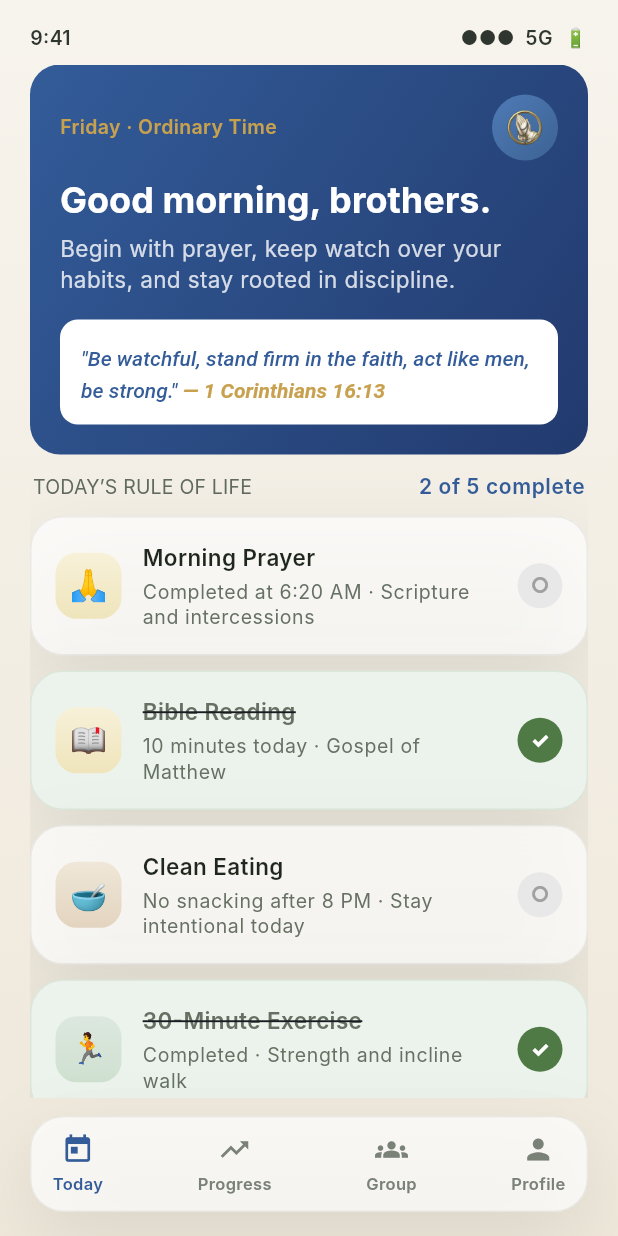
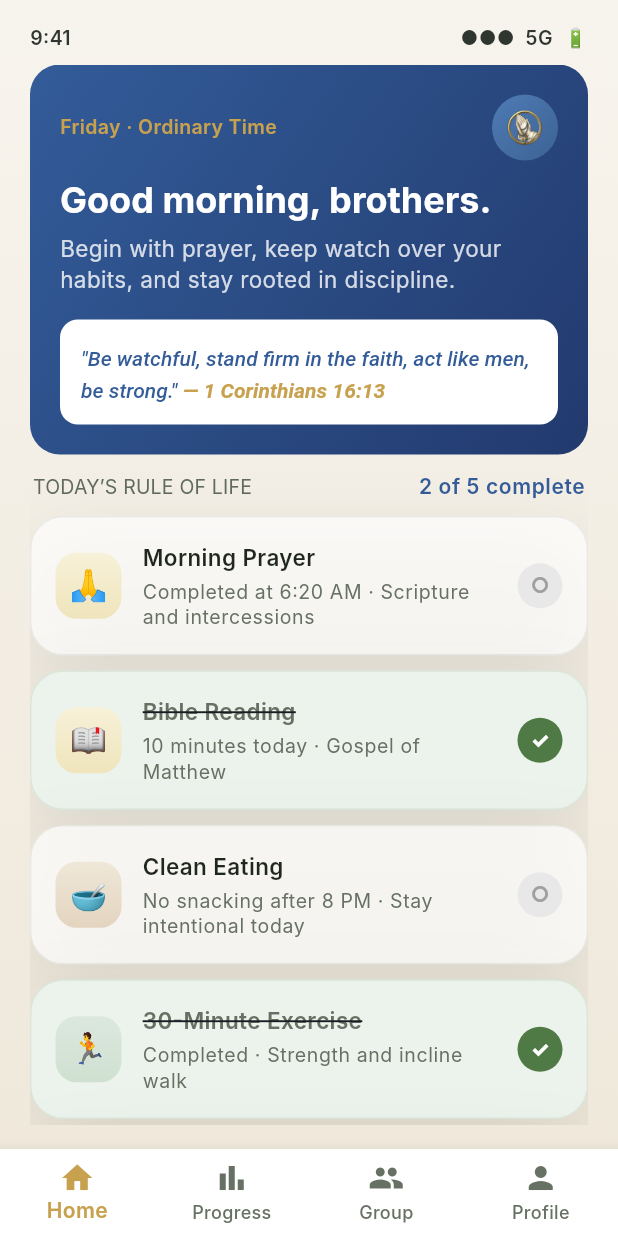
Before and after one commit to StevenKraft-Developer/ora-forma, a Flutter app: the screen it shows after launch, after a tap on "Morning Prayer", on a phone screen of 412 x 824 dp. Run offline on Flutter 3.47's test engine with Material 3 defaults, Android fonts, the phone set to English and light mode, and no system bars; Roboto replaces fonts that are missing (Inter).

Commit message:
Added main navigation and progress screen UI

```diff
--- a/lib/home_screen.dart
+++ b/lib/home_screen.dart
@@ -6,15 +6,10 @@ class HomeScreen extends StatelessWidget {
 
   @override
   Widget build(BuildContext context) {
-    return Scaffold(
-      backgroundColor: OraColors.background,
-      body: SafeArea(
-        child: Center(
-          child: ConstrainedBox(
-            constraints: const BoxConstraints(maxWidth: 480),
-            child: const _PhoneScreen(),
-          ),
-        ),
+    return Center(
+      child: ConstrainedBox(
+        constraints: const BoxConstraints(maxWidth: 480),
+        child: const _PhoneScreen(),
       ),
     );
   }
@@ -28,7 +23,6 @@ class _PhoneScreen extends StatelessWidget {
   @override
   Widget build(BuildContext context) {
     return Container(
-      // Inner background – we’ll Marian-ize this later
       decoration: const BoxDecoration(
         gradient: LinearGradient(
           colors: [Color(0xFFF7F4ED), Color(0xFFEFE8DB)],
@@ -58,8 +52,6 @@ class _PhoneScreen extends StatelessWidget {
                 ),
               ),
             ),
-            const SizedBox(height: 12),
-            const _BottomNav(),
           ],
         ),
       ),
@@ -98,10 +90,10 @@ class _HeroCard extends StatelessWidget {
     return Container(
       decoration: BoxDecoration(
         borderRadius: BorderRadius.circular(20),
-        gradient: LinearGradient(
+        gradient: const LinearGradient(
           colors: [
-            OraColors.primary, // Marian blue #335C99
-            OraColors.primaryDeep, // #223A6E
+            OraColors.primary,
+            OraColors.primaryDeep,
           ],
           begin: Alignment.topLeft,
           end: Alignment.bottomRight,
@@ -114,7 +106,6 @@ class _HeroCard extends StatelessWidget {
           child: Column(
             crossAxisAlignment: CrossAxisAlignment.start,
             children: [
-              // Date and logo row — white text on blue
               Row(
                 mainAxisAlignment: MainAxisAlignment.spaceBetween,
                 children: [
@@ -126,13 +117,12 @@ class _HeroCard extends StatelessWidget {
                       color: OraColors.gold,
                     ),
                   ),
-                  // Logo badge — light blue gradient circle
                   Container(
                     width: 44,
                     height: 44,
-                    decoration: BoxDecoration(
+                    decoration: const BoxDecoration(
                       shape: BoxShape.circle,
-                      gradient: const LinearGradient(
+                      gradient: LinearGradient(
                         colors: [Color(0xFF4E7AB5), Color(0xFF3D6394)],
                         begin: Alignment.topLeft,
                         end: Alignment.bottomRight,
@@ -146,10 +136,7 @@ class _HeroCard extends StatelessWidget {
                   ),
                 ],
               ),
-
               const SizedBox(height: 10),
-
-              // Greeting in white
               Text(
                 'Good morning, brothers.',
                 style: textTheme.headlineSmall?.copyWith(
@@ -157,23 +144,16 @@ class _HeroCard extends StatelessWidget {
                   color: Colors.white,
                 ),
               ),
-
               const SizedBox(height: 6),
-
-              // Subtitle in white with reduced opacity
               Text(
-                'Begin with prayer, keep watch over your habits, and '
-                'stay rooted in discipline.',
+                'Begin with prayer, keep watch over your habits, and stay rooted in discipline.',
                 style: TextStyle(
                   fontSize: 15,
                   color: Colors.white.withOpacity(0.8),
                   height: 1.4,
                 ),
               ),
-
               const SizedBox(height: 16),
-
-              // Verse card — white floating on blue
               Container(
                 width: double.infinity,
                 padding: const EdgeInsets.all(14),
@@ -192,8 +172,7 @@ class _HeroCard extends StatelessWidget {
                     children: [
                       const TextSpan(
                         text:
-                            '"Be watchful, stand firm in the faith, '
-                            'act like men, be strong."',
+                            '"Be watchful, stand firm in the faith, act like men, be strong."',
                         style: TextStyle(fontWeight: FontWeight.w500),
                       ),
                       const TextSpan(text: ' '),
@@ -226,16 +205,12 @@ class _TodaySection extends StatefulWidget {
 }
 
 class _TodaySectionState extends State<_TodaySection> {
-  // Track the completion state of each habit
-  // true = done, false = not done
-  // Order: Morning Prayer, Bible Reading, Clean Eating,
-  //        30-Min Exercise, Evening Reflection
   final List<bool> _habitStates = [
-    true, // Morning Prayer — done
-    true, // Bible Reading — done
-    false, // Clean Eating — not done yet
-    true, // 30-Min Exercise — done
-    false, // Evening Reflection — not done yet
+    true,
+    true,
+    false,
+    true,
+    false,
   ];
 
   void _toggleHabit(int index) {
@@ -367,16 +342,12 @@ class _HabitCard extends StatelessWidget {
   Widget build(BuildContext context) {
     final textTheme = Theme.of(context).textTheme;
 
-    // Card background becomes slightly green-grey when completed
-    final cardColor = isCompleted
-        ? const Color(0xFFECF3EC) // soft green tint when done
-        : Colors.white.withOpacity(0.72);
+    final cardColor =
+        isCompleted ? const Color(0xFFECF3EC) : Colors.white.withOpacity(0.72);
 
-    // Icon for completion state
     final stateIcon = isCompleted ? '✓' : '○';
-    final stateBg = isCompleted
-        ? const Color(0xFF4F7A45) // green filled
-        : const Color(0xFFE8E8E8); // grey empty circle
+    final stateBg =
+        isCompleted ? const Color(0xFF4F7A45) : const Color(0xFFE8E8E8);
     final stateText = isCompleted ? Colors.white : const Color(0xFFA0A0A0);
 
     return GestureDetector(
@@ -387,7 +358,7 @@ class _HabitCard extends StatelessWidget {
           borderRadius: BorderRadius.circular(22),
           border: Border.all(
             color: isCompleted
-                ? const Color(0x1A4F7A45) // green border when done
+                ? const Color(0x1A4F7A45)
                 : const Color(0x14313A2E),
           ),
           boxShadow: const [
@@ -421,11 +392,10 @@ class _HabitCard extends StatelessWidget {
                     style: textTheme.bodyMedium?.copyWith(
                       fontWeight: FontWeight.w600,
                       fontSize: 15,
-                      decoration: isCompleted
-                          ? TextDecoration.lineThrough
-                          : null,
+                      decoration:
+                          isCompleted ? TextDecoration.lineThrough : null,
                       color: isCompleted
-                          ? const Color(0xFF667063) // muted when done
+                          ? const Color(0xFF667063)
                           : const Color(0xFF1F261E),
                     ),
                   ),
@@ -603,7 +573,6 @@ class _MeetingSection extends StatelessWidget {
       child: Column(
         crossAxisAlignment: CrossAxisAlignment.start,
         children: [
-          // Topline with pill + attendance dots
           Row(
             mainAxisAlignment: MainAxisAlignment.spaceBetween,
             children: [
@@ -676,70 +645,3 @@ class _AttendanceDot extends StatelessWidget {
     );
   }
 }
-
-// ---------------- BOTTOM NAV ----------------
-
-class _BottomNav extends StatelessWidget {
-  const _BottomNav();
-
-  @override
-  Widget build(BuildContext context) {
-    return Container(
-      padding: const EdgeInsets.symmetric(horizontal: 14, vertical: 10),
-      decoration: BoxDecoration(
-        color: Colors.white.withOpacity(0.72),
-        borderRadius: BorderRadius.circular(22),
-        border: Border.all(color: const Color(0x14313A2E)),
-        boxShadow: const [
-          BoxShadow(
-            color: Color.fromRGBO(31, 38, 30, 0.10),
-            blurRadius: 45,
-            offset: Offset(0, 18),
-          ),
-        ],
-      ),
-      child: Row(
-        mainAxisAlignment: MainAxisAlignment.spaceBetween,
-        children: const [
-          _NavItem(label: 'Today', icon: Icons.today, isActive: true),
-          _NavItem(label: 'Progress', icon: Icons.trending_up),
-          _NavItem(label: 'Group', icon: Icons.groups),
-          _NavItem(label: 'Profile', icon: Icons.person),
-        ],
-      ),
-    );
-  }
-}
-
-class _NavItem extends StatelessWidget {
-  final String label;
-  final IconData icon;
-  final bool isActive;
-
-  const _NavItem({
-    required this.label,
-    required this.icon,
-    this.isActive = false,
-  });
-
-  @override
-  Widget build(BuildContext context) {
-    final color = isActive ? OraColors.primary : const Color(0xFF7A8177);
-
-    return Column(
-      mainAxisSize: MainAxisSize.min,
-      children: [
-        Icon(icon, size: 22, color: color),
-        const SizedBox(height: 4),
-        Text(
-          label,
-          style: TextStyle(
-            fontSize: 11,
-            fontWeight: FontWeight.w600,
-            color: color,
-          ),
-        ),
-      ],
-    );
-  }
-}
--- a/lib/main.dart
+++ b/lib/main.dart
@@ -1,5 +1,5 @@
 import 'package:flutter/material.dart';
-import 'home_screen.dart';
+import 'main_navigation_screen.dart';
 import 'colors.dart'; // Optional: if you want to use the OraColors class for theming
 
 void main() {
@@ -24,7 +24,7 @@ class OraFormaApp extends StatelessWidget {
         scaffoldBackgroundColor: OraColors.background,
         fontFamily: 'Inter',
       ),
-      home: const HomeScreen(),
+      home: const MainNavigationScreen(),
     );
   }
 }
--- /dev/null
+++ b/lib/main_navigation_screen.dart
@@ -0,0 +1,95 @@
+import 'package:flutter/material.dart';
+import 'colors.dart';
+import 'home_screen.dart';
+import 'progress_screen.dart';
+
+class MainNavigationScreen extends StatefulWidget {
+  const MainNavigationScreen({super.key});
+
+  @override
+  State<MainNavigationScreen> createState() => _MainNavigationScreenState();
+}
+
+class _MainNavigationScreenState extends State<MainNavigationScreen> {
+  int _selectedIndex = 0;
+
+  final List<Widget> _screens = const [
+    HomeScreen(),
+    ProgressScreen(),
+    PlaceholderScreen(title: 'Group'),
+    PlaceholderScreen(title: 'Profile'),
+  ];
+
+  void _onItemTapped(int index) {
+    setState(() {
+      _selectedIndex = index;
+    });
+  }
+
+  @override
+  Widget build(BuildContext context) {
+    return Scaffold(
+      backgroundColor: OraColors.background,
+      body: SafeArea(
+        child: IndexedStack(
+          index: _selectedIndex,
+          children: _screens,
+        ),
+      ),
+      bottomNavigationBar: BottomNavigationBar(
+        currentIndex: _selectedIndex,
+        onTap: _onItemTapped,
+        type: BottomNavigationBarType.fixed,
+        selectedItemColor: OraColors.gold,
+        unselectedItemColor: OraColors.muted,
+        backgroundColor: OraColors.surface,
+        selectedLabelStyle: const TextStyle(
+          fontWeight: FontWeight.w600,
+        ),
+        unselectedLabelStyle: const TextStyle(
+          fontWeight: FontWeight.w500,
+        ),
+        items: const [
+          BottomNavigationBarItem(
+            icon: Icon(Icons.home),
+            label: 'Home',
+          ),
+          BottomNavigationBarItem(
+            icon: Icon(Icons.bar_chart),
+            label: 'Progress',
+          ),
+          BottomNavigationBarItem(
+            icon: Icon(Icons.group),
+            label: 'Group',
+          ),
+          BottomNavigationBarItem(
+            icon: Icon(Icons.person),
+            label: 'Profile',
+          ),
+        ],
+      ),
+    );
+  }
+}
+
+class PlaceholderScreen extends StatelessWidget {
+  final String title;
+
+  const PlaceholderScreen({
+    super.key,
+    required this.title,
+  });
+
+  @override
+  Widget build(BuildContext context) {
+    return Center(
+      child: Text(
+        '$title screen coming soon',
+        style: const TextStyle(
+          fontSize: 18,
+          color: OraColors.text,
+        ),
+      ),
+    );
+  }
+}
--- /dev/null
+++ b/lib/progress_screen.dart
@@ -0,0 +1,408 @@
+import 'package:flutter/material.dart';
+import 'colors.dart';
+
+class ProgressSummary {
+  final int currentStreak;
+  final int longestStreak;
+  final int completedThisWeek;
+  final int totalThisWeek;
+  final List<bool> weekCompletion;
+
+  const ProgressSummary({
+    required this.currentStreak,
+    required this.longestStreak,
+    required this.completedThisWeek,
+    required this.totalThisWeek,
+    required this.weekCompletion,
+  });
+
+  double get weeklyProgress =>
+      totalThisWeek == 0 ? 0 : completedThisWeek / totalThisWeek;
+}
+
+class ProgressScreen extends StatelessWidget {
+  const ProgressScreen({super.key});
+
+  @override
+  Widget build(BuildContext context) {
+    return Center(
+      child: ConstrainedBox(
+        constraints: const BoxConstraints(maxWidth: 480),
+        child: const _ProgressPhoneScreen(),
+      ),
+    );
+  }
+}
+
+class _ProgressPhoneScreen extends StatelessWidget {
+  const _ProgressPhoneScreen();
+
+  @override
+  Widget build(BuildContext context) {
+    const summary = ProgressSummary(
+      currentStreak: 5,
+      longestStreak: 12,
+      completedThisWeek: 12,
+      totalThisWeek: 15,
+      weekCompletion: [true, true, false, true, true, true, false],
+    );
+
+    return Container(
+      decoration: const BoxDecoration(
+        gradient: LinearGradient(
+          colors: [Color(0xFFF7F4ED), Color(0xFFEFE8DB)],
+          begin: Alignment.topCenter,
+          end: Alignment.bottomCenter,
+        ),
+      ),
+      child: Padding(
+        padding: const EdgeInsets.fromLTRB(20, 16, 20, 16),
+        child: Column(
+          children: [
+            const _ProgressStatusRow(),
+            const SizedBox(height: 8),
+            Expanded(
+              child: ListView(
+                children: [
+                  const _ProgressHeroCard(),
+                  const SizedBox(height: 12),
+                  Row(
+                    children: [
+                      Expanded(
+                        child: StatCard(
+                          title: 'Current Streak',
+                          value: '${summary.currentStreak} days',
+                          icon: Icons.local_fire_department,
+                          iconColor: OraColors.gold,
+                        ),
+                      ),
+                      const SizedBox(width: 12),
+                      Expanded(
+                        child: StatCard(
+                          title: 'Best Streak',
+                          value: '${summary.longestStreak} days',
+                          icon: Icons.emoji_events,
+                          iconColor: OraColors.success,
+                        ),
+                      ),
+                    ],
+                  ),
+                  const SizedBox(height: 12),
+                  WeeklyProgressCard(summary: summary),
+                  const SizedBox(height: 12),
+                  WeeklyCard(weekCompletion: summary.weekCompletion),
+                  const SizedBox(height: 12),
+                  InsightCard(
+                    message:
+                        'You completed ${summary.completedThisWeek} of ${summary.totalThisWeek} habits this week. Keep building consistency.',
+                  ),
+                  const SizedBox(height: 16),
+                ],
+              ),
+            ),
+          ],
+        ),
+      ),
+    );
+  }
+}
+
+// ---------- STATUS + HERO ----------
+
+class _ProgressStatusRow extends StatelessWidget {
+  const _ProgressStatusRow();
+
+  @override
+  Widget build(BuildContext context) {
+    const textStyle = TextStyle(
+      fontSize: 13,
+      fontWeight: FontWeight.w600,
+      color: Color(0xFF2F352F),
+    );
+
+    return Row(
+      mainAxisAlignment: MainAxisAlignment.spaceBetween,
+      children: const [
+        Text('9:41', style: textStyle),
+        Text('●●●  5G  🔋', style: textStyle),
+      ],
+    );
+  }
+}
+
+class _ProgressHeroCard extends StatelessWidget {
+  const _ProgressHeroCard();
+
+  @override
+  Widget build(BuildContext context) {
+    final textTheme = Theme.of(context).textTheme;
+
+    return Container(
+      decoration: BoxDecoration(
+        borderRadius: BorderRadius.circular(20),
+        gradient: const LinearGradient(
+          colors: [
+            OraColors.primary,
+            OraColors.primaryDeep,
+          ],
+          begin: Alignment.topLeft,
+          end: Alignment.bottomRight,
+        ),
+      ),
+      child: ClipRRect(
+        borderRadius: BorderRadius.circular(20),
+        child: Padding(
+          padding: const EdgeInsets.all(20),
+          child: Column(
+            crossAxisAlignment: CrossAxisAlignment.start,
+            children: [
+              Text(
+                'Your progress this week',
+                style: textTheme.headlineSmall?.copyWith(
+                  fontWeight: FontWeight.bold,
+                  color: Colors.white,
+                ),
+              ),
+              const SizedBox(height: 6),
+              Text(
+                'Streaks, consistency, and small faithfulness over time.',
+                style: TextStyle(
+                  fontSize: 15,
+                  color: Colors.white.withOpacity(0.8),
+                  height: 1.4,
+                ),
+              ),
+            ],
+          ),
+        ),
+      ),
+    );
+  }
+}
+
+// ---------- CARDS ----------
+
+class StatCard extends StatelessWidget {
+  final String title;
+  final String value;
+  final IconData? icon;
+  final Color? iconColor;
+
+  const StatCard({
+    super.key,
+    required this.title,
+    required this.value,
+    this.icon,
+    this.iconColor,
+  });
+
+  @override
+  Widget build(BuildContext context) {
+    return Card(
+      color: OraColors.surface,
+      elevation: 2,
+      shape: RoundedRectangleBorder(borderRadius: BorderRadius.circular(16)),
+      child: Padding(
+        padding: const EdgeInsets.all(16),
+        child: Column(
+          crossAxisAlignment: CrossAxisAlignment.start,
+          children: [
+            if (icon != null) ...[
+              Icon(icon, color: iconColor ?? OraColors.gold, size: 28),
+              const SizedBox(height: 12),
+            ],
+            Text(
+              title,
+              style: const TextStyle(
+                fontSize: 14,
+                color: OraColors.muted,
+                fontWeight: FontWeight.w500,
+              ),
+            ),
+            const SizedBox(height: 8),
+            Text(
+              value,
+              style: const TextStyle(
+                fontSize: 24,
+                color: OraColors.text,
+                fontWeight: FontWeight.bold,
+              ),
+            ),
+          ],
+        ),
+      ),
+    );
+  }
+}
+
+class WeeklyProgressCard extends StatelessWidget {
+  final ProgressSummary summary;
+
+  const WeeklyProgressCard({super.key, required this.summary});
+
+  @override
+  Widget build(BuildContext context) {
+    final progressPercent = (summary.weeklyProgress * 100).round();
+
+    return Card(
+      color: OraColors.surface,
+      elevation: 2,
+      shape: RoundedRectangleBorder(borderRadius: BorderRadius.circular(16)),
+      child: Padding(
+        padding: const EdgeInsets.all(16),
+        child: Column(
+          crossAxisAlignment: CrossAxisAlignment.start,
+          children: [
+            const Text(
+              'Weekly Progress',
+              style: TextStyle(
+                fontSize: 18,
+                fontWeight: FontWeight.bold,
+                color: OraColors.text,
+              ),
+            ),
+            const SizedBox(height: 4),
+            Text(
+              '${summary.completedThisWeek} of ${summary.totalThisWeek} habits completed',
+              style: const TextStyle(fontSize: 14, color: OraColors.muted),
+            ),
+            const SizedBox(height: 16),
+            ClipRRect(
+              borderRadius: BorderRadius.circular(8),
+              child: LinearProgressIndicator(
+                value: summary.weeklyProgress,
+                minHeight: 10,
+                backgroundColor: OraColors.background,
+                valueColor: const AlwaysStoppedAnimation<Color>(OraColors.gold),
+              ),
+            ),
+            const SizedBox(height: 12),
+            Text(
+              '$progressPercent% complete',
+              style: const TextStyle(
+                fontSize: 14,
+                color: OraColors.text,
+                fontWeight: FontWeight.w600,
+              ),
+            ),
+          ],
+        ),
+      ),
+    );
+  }
+}
+
+class WeeklyCard extends StatelessWidget {
+  final List<bool> weekCompletion;
+
+  const WeeklyCard({super.key, required this.weekCompletion});
+
+  @override
+  Widget build(BuildContext context) {
+    const labels = ['M', 'T', 'W', 'T', 'F', 'S', 'S'];
+
+    return Card(
+      color: OraColors.surface,
+      elevation: 2,
+      shape: RoundedRectangleBorder(borderRadius: BorderRadius.circular(16)),
+      child: Padding(
+        padding: const EdgeInsets.all(16),
+        child: Column(
+          crossAxisAlignment: CrossAxisAlignment.start,
+          children: [
+            const Text(
+              'This Week',
+              style: TextStyle(
+                fontSize: 18,
+                fontWeight: FontWeight.bold,
+                color: OraColors.text,
+              ),
+            ),
+            const SizedBox(height: 4),
+            const Text(
+              'Your recent consistency',
+              style: TextStyle(fontSize: 14, color: OraColors.muted),
+            ),
+            const SizedBox(height: 20),
+            Row(
+              mainAxisAlignment: MainAxisAlignment.spaceBetween,
+              children: List.generate(labels.length, (index) {
+                final completed = weekCompletion[index];
+
+                return Column(
+                  children: [
+                    Container(
+                      width: 36,
+                      height: 36,
+                      decoration: BoxDecoration(
+                        color: completed
+                            ? OraColors.gold
+                            : OraColors.background,
+                        border: Border.all(
+                          color: completed
+                              ? OraColors.gold
+                              : OraColors.muted.withOpacity(0.35),
+                          width: 1.5,
+                        ),
+                        shape: BoxShape.circle,
+                      ),
+                      child: Icon(
+                        completed ? Icons.check : Icons.remove,
+                        size: 18,
+                        color: completed ? Colors.white : OraColors.muted,
+                      ),
+                    ),
+                    const SizedBox(height: 8),
+                    Text(
+                      labels[index],
+                      style: const TextStyle(
+                        fontSize: 12,
+                        color: OraColors.muted,
+                        fontWeight: FontWeight.w500,
+                      ),
+                    ),
+                  ],
+                );
+              }),
+            ),
+          ],
+        ),
+      ),
+    );
+  }
+}
+
+class InsightCard extends StatelessWidget {
+  final String message;
+
+  const InsightCard({super.key, required this.message});
+
+  @override
+  Widget build(BuildContext context) {
+    return Card(
+      color: OraColors.surface,
+      elevation: 2,
+      shape: RoundedRectangleBorder(borderRadius: BorderRadius.circular(16)),
+      child: Padding(
+        padding: const EdgeInsets.all(16),
+        child: Row(
+          crossAxisAlignment: CrossAxisAlignment.start,
+          children: [
+            const Icon(Icons.insights, color: OraColors.primary, size: 24),
+            const SizedBox(width: 12),
+            Expanded(
+              child: Text(
+                message,
+                style: const TextStyle(
+                  fontSize: 14,
+                  color: OraColors.text,
+                  height: 1.4,
+                ),
+              ),
+            ),
+          ],
+        ),
+      ),
+    );
+  }
+}
```
